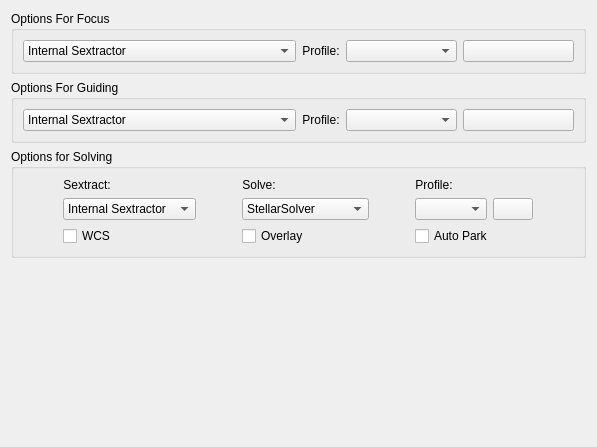
Before: the Qt Designer form kstars/ekos/align/opsalign.ui in KDE/kstars, drawn with Qt 5.
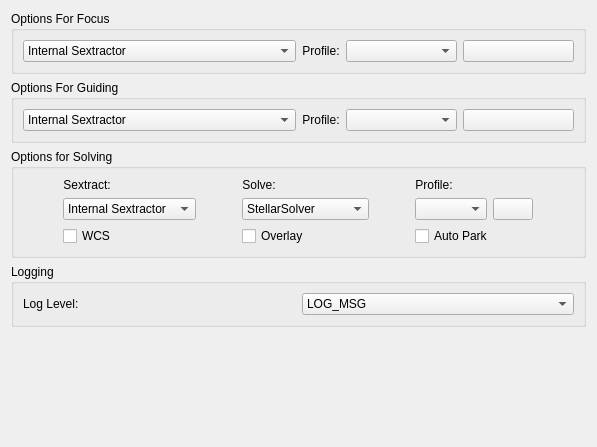
After: the same form once the commit is applied.

```diff
--- a/kstars/ekos/align/opsalign.ui
+++ b/kstars/ekos/align/opsalign.ui
@@ -321,6 +321,49 @@
      </layout>
     </widget>
    </item>
+   <item>
+    <widget class="QGroupBox" name="groupBox">
+     <property name="title">
+      <string>Logging</string>
+     </property>
+     <layout class="QGridLayout" name="gridLayout">
+      <item row="0" column="0">
+       <widget class="QLabel" name="label_34">
+        <property name="text">
+         <string>Log Level:</string>
+        </property>
+       </widget>
+      </item>
+      <item row="0" column="1">
+       <widget class="QComboBox" name="kcfg_LoggerLevel">
+        <property name="currentIndex">
+         <number>1</number>
+        </property>
+        <item>
+         <property name="text">
+          <string>LOG_NONE</string>
+         </property>
+        </item>
+        <item>
+         <property name="text">
+          <string>LOG_MSG</string>
+         </property>
+        </item>
+        <item>
+         <property name="text">
+          <string>LOG_VERB</string>
+         </property>
+        </item>
+        <item>
+         <property name="text">
+          <string>LOG_ALL</string>
+         </property>
+        </item>
+       </widget>
+      </item>
+     </layout>
+    </widget>
+   </item>
    <item>
     <spacer name="verticalSpacer_6">
      <property name="orientation">
```
Left out of the diff: 14 changed lines with no effect on the pictures.
